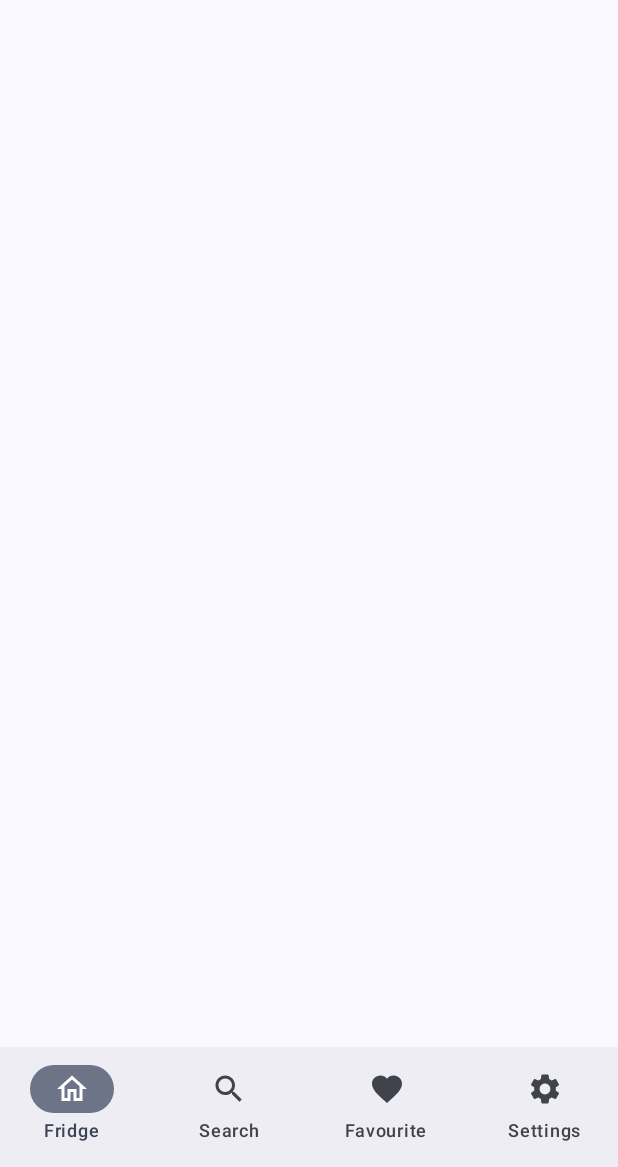
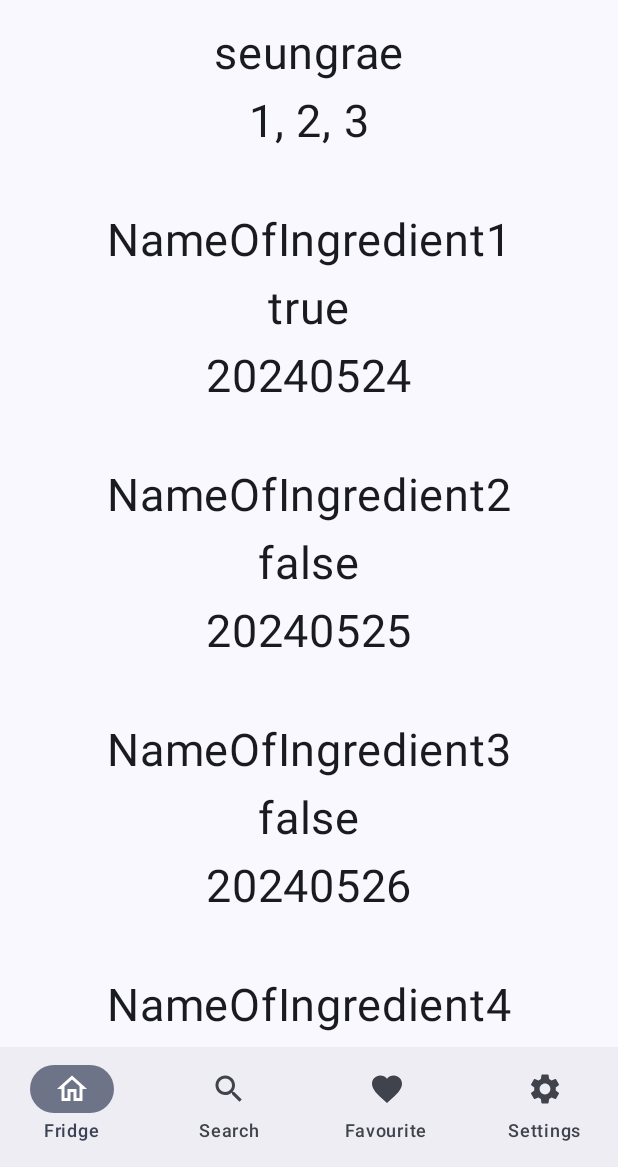
Before and after one commit to seungrae98/MobileProgramming, an Android app built with Jetpack Compose: the screen it shows after launch (MainActivity), after a tap on "로그인", on a phone screen of 412 x 824 dp, the part 69-1236 px from its top. Run offline under Robolectric (Android 15) with nearby library versions, the phone set to English and light mode, and no system bars.

Commit message:
LogInData -> UserData 이름 수정 FridgeScreen, SearchScreen 예시 추가

```diff
--- a/app/src/main/java/com/example/fridgefriend/screen/FridgeScreen.kt
+++ b/app/src/main/java/com/example/fridgefriend/screen/FridgeScreen.kt
@@ -1,13 +1,81 @@
 package com.example.fridgefriend.screen
 
+import androidx.compose.foundation.layout.Arrangement
+import androidx.compose.foundation.layout.Column
+import androidx.compose.foundation.layout.fillMaxSize
+import androidx.compose.foundation.rememberScrollState
+import androidx.compose.foundation.verticalScroll
+import androidx.compose.material3.MaterialTheme
+import androidx.compose.material3.Text
 import androidx.compose.runtime.Composable
+import androidx.compose.ui.Alignment
+import androidx.compose.ui.Modifier
+import androidx.compose.ui.unit.dp
+import androidx.compose.ui.unit.sp
 import androidx.lifecycle.viewmodel.compose.viewModel
 import androidx.navigation.NavHostController
-import com.example.fridgefriend.viewmodel.CardDataViewModel
+import com.example.fridgefriend.viewmodel.IngredientDataViewModel
+import com.example.fridgefriend.viewmodel.UserDataViewModel
 
 
 @Composable
-fun FridgeScreen(navController: NavHostController, cardDataViewModel: CardDataViewModel = viewModel()) {
+fun FridgeScreen(navController: NavHostController,
+                 ingredientDataViewModel: IngredientDataViewModel = viewModel(),
+                 userDataViewModel: UserDataViewModel = viewModel()) {
 
+    val scrollState = rememberScrollState()
+    val userIndex = userDataViewModel.userIndex.value
 
+    repeat(ingredientDataViewModel.ingredientList.size) {
+        repeat(userDataViewModel.userList[userIndex].contain.size) { con ->
+            if (ingredientDataViewModel.ingredientList[it].id == userDataViewModel.userList[userIndex].contain.keys.indexOf(con))
+                ingredientDataViewModel.ingredientList[it].contain = true
+        }
+    }
+
+    Column(modifier = Modifier
+        .fillMaxSize()
+        .verticalScroll(scrollState),
+        horizontalAlignment = Alignment.CenterHorizontally,
+        verticalArrangement = Arrangement.spacedBy(10.dp)
+    ) {
+
+        Text(
+            text = userDataViewModel.userList[userIndex].name,
+            style = MaterialTheme.typography.bodyLarge,
+            fontSize = 30.sp
+        )
+        Text(
+            text = userDataViewModel.userList[userIndex].favourite.joinToString(),
+            style = MaterialTheme.typography.bodyLarge,
+            fontSize = 30.sp
+        )
+        Text(
+            text = "",
+            fontSize = 30.sp
+        )
+
+        repeat(ingredientDataViewModel.ingredientList.size) {
+            Text(
+                text = ingredientDataViewModel.ingredientList[it].name,
+                style = MaterialTheme.typography.bodyLarge,
+                fontSize = 30.sp
+            )
+            Text(
+                text = ingredientDataViewModel.ingredientList[it].contain.toString(),
+                style = MaterialTheme.typography.bodyLarge,
+                fontSize = 30.sp
+            )
+            Text(
+                text = ingredientDataViewModel.ingredientList[it].expireDate,
+                style = MaterialTheme.typography.bodyLarge,
+                fontSize = 30.sp
+            )
+            Text(
+                text = "",
+                fontSize = 30.sp
+            )
+
+        }
+    }
 }
--- a/app/src/main/java/com/example/fridgefriend/screen/LogInScreen.kt
+++ b/app/src/main/java/com/example/fridgefriend/screen/LogInScreen.kt
@@ -14,13 +14,13 @@ import androidx.compose.ui.Alignment
 import androidx.compose.ui.Modifier
 import androidx.lifecycle.viewmodel.compose.viewModel
 import androidx.navigation.NavHostController
-import com.example.fridgefriend.viewmodel.LogInDataViewModel
+import com.example.fridgefriend.viewmodel.UserDataViewModel
 import com.example.fridgefriend.navigation.Routes
 
 @Composable
 fun LogInScreen(navController: NavHostController) {
 
-    val logInViewModel: LogInDataViewModel = viewModel(viewModelStoreOwner = LocalNavGraphViewModelStoreOwner.current)
+    val logInViewModel: UserDataViewModel = viewModel(viewModelStoreOwner = LocalNavGraphViewModelStoreOwner.current)
 
     var userID by remember {
         mutableStateOf("")
--- a/app/src/main/java/com/example/fridgefriend/screen/MainScreen.kt
+++ b/app/src/main/java/com/example/fridgefriend/screen/MainScreen.kt
@@ -18,7 +18,7 @@ import androidx.navigation.NavHostController
 import androidx.navigation.compose.NavHost
 import androidx.navigation.compose.composable
 import com.example.fridgefriend.navigation.BottomNavigationBar
-import com.example.fridgefriend.viewmodel.LogInDataViewModel
+import com.example.fridgefriend.viewmodel.UserDataViewModel
 import com.example.fridgefriend.navigation.Routes
 import com.example.fridgefriend.navigation.mainNavGraph
 
@@ -42,7 +42,7 @@ fun MainScreen(navController: NavHostController) {
         LocalNavGraphViewModelStoreOwner provides navStoreOwner
     ) {
 
-        val navViewModel: LogInDataViewModel =
+        val navViewModel: UserDataViewModel =
             viewModel(viewModelStoreOwner = LocalNavGraphViewModelStoreOwner.current)
 
         Scaffold(
--- a/app/src/main/java/com/example/fridgefriend/viewmodel/IngredientDataViewModel.kt
+++ b/app/src/main/java/com/example/fridgefriend/viewmodel/IngredientDataViewModel.kt
@@ -32,6 +32,14 @@ class IngredientDataViewModel(): ViewModel() {
             "20240526"
         )
         ingredientList.add(IngredientDataSample3)
+
+        val IngredientDataSample4 = IngredientData(
+            4,
+            "NameOfIngredient4",
+            false,
+            "20240527"
+        )
+        ingredientList.add(IngredientDataSample4)
     }
 
     // 보유 상태 변경
--- a/app/src/main/java/com/example/fridgefriend/viewmodel/LogInData.kt
+++ b/app/src/main/java/com/example/fridgefriend/viewmodel/UserData.kt
@@ -1,8 +1,6 @@
 package com.example.fridgefriend.viewmodel
 
-import androidx.compose.runtime.MutableState
-
-data class LogInData(
+data class UserData(
     var id:String,
     var password:String,
     var name:String,
--- a/app/src/main/java/com/example/fridgefriend/viewmodel/LogInDataViewModel.kt
+++ b/app/src/main/java/com/example/fridgefriend/viewmodel/UserDataViewModel.kt
@@ -4,9 +4,9 @@ import androidx.compose.runtime.mutableStateListOf
 import androidx.compose.runtime.mutableStateOf
 import androidx.lifecycle.ViewModel
 
-class LogInDataViewModel : ViewModel(){
+class UserDataViewModel : ViewModel(){
 
-    var userList = mutableStateListOf<LogInData>()
+    var userList = mutableStateListOf<UserData>()
         private set
 
     var userIndex = mutableStateOf(0)
@@ -14,7 +14,7 @@ class LogInDataViewModel : ViewModel(){
 
     init {
         // 예시로 하드코딩 했지만, DB에서 받아오는 방법도 있음
-        val userDataSample1 = LogInData(
+        val userDataSample1 = UserData(
             "haandy98",
             "1234",
             "seungrae",
```
Also changed, not shown: app/src/main/java/com/example/fridgefriend/screen/FavouriteScreen.kt (+7 -7 lines), app/src/main/java/com/example/fridgefriend/screen/SearchScreen.kt (+70 -1 lines).
